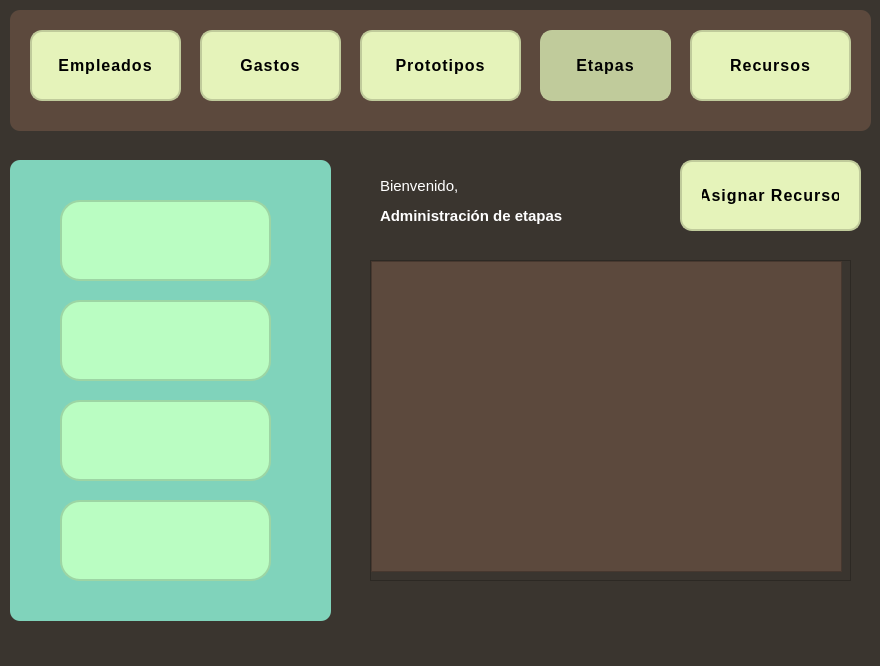
Before: the Qt Designer form V_Et.ui in julinavas14/trabajo_programacion_sql, drawn with Qt 5.
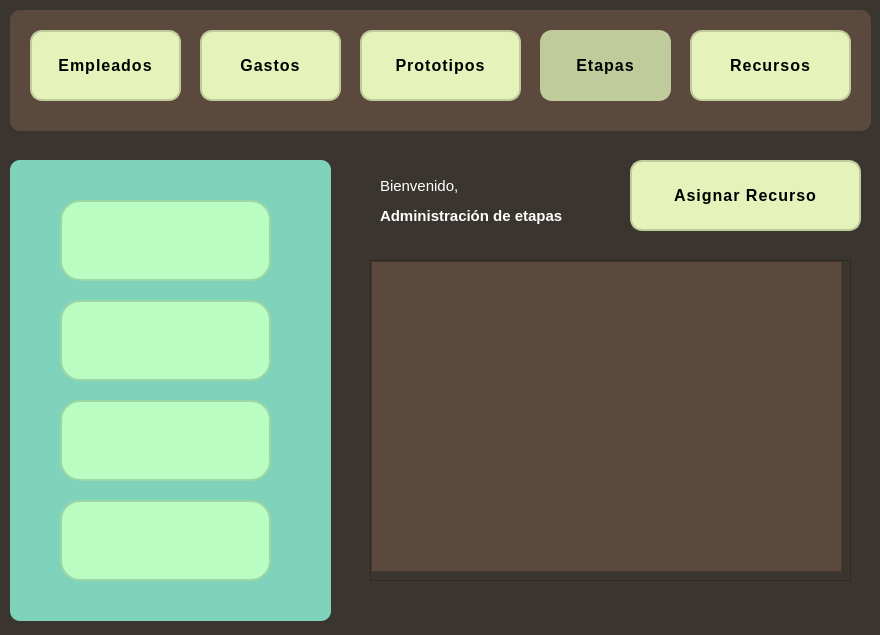
After: the same form once the commit is applied. Icons and pictures are not drawn.

Patch:
```diff
--- a/V_Et.ui
+++ b/V_Et.ui
@@ -7,7 +7,7 @@
     <x>0</x>
     <y>0</y>
     <width>880</width>
-    <height>666</height>
+    <height>635</height>
    </rect>
   </property>
   <property name="windowTitle">
@@ -383,9 +383,9 @@
    <widget class="QPushButton" name="addRecur">
     <property name="geometry">
      <rect>
-      <x>680</x>
+      <x>630</x>
       <y>160</y>
-      <width>181</width>
+      <width>231</width>
       <height>71</height>
      </rect>
     </property>
```
